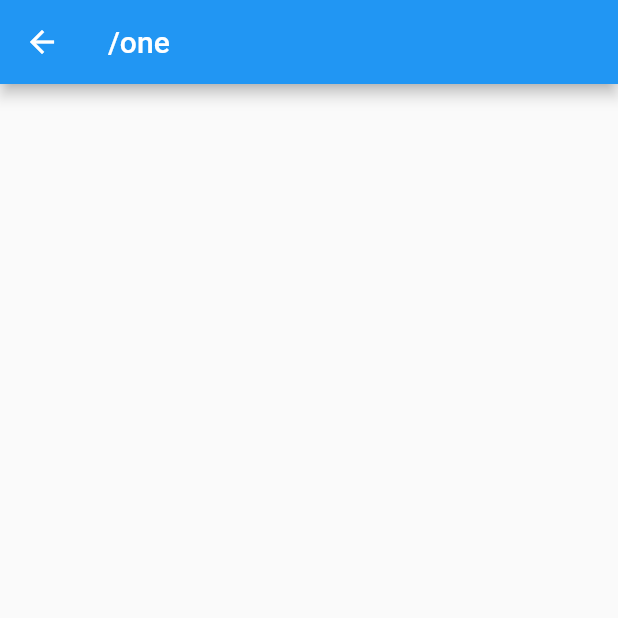
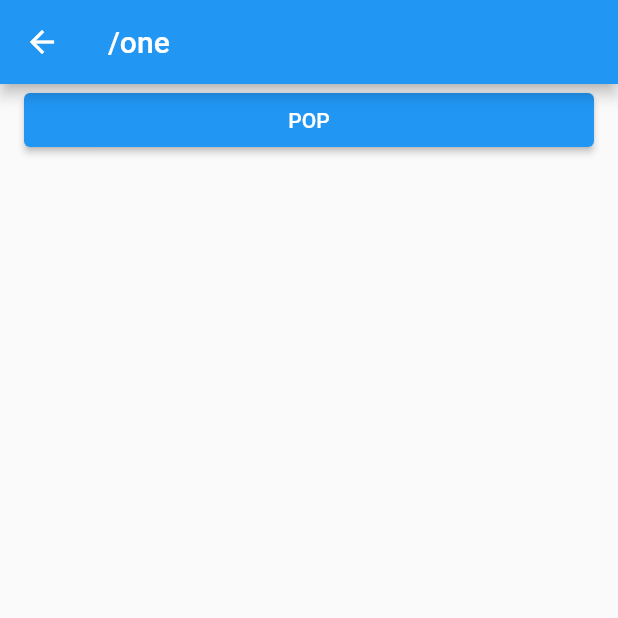
Before and after one commit to ji-hyun219/go_router_study, a Flutter app: the screen it shows after launch, after a tap on "Go OneScreen", on a phone screen of 412 x 824 dp, the top half of it. Run offline on Flutter 3.47's test engine with Material 2 defaults, Android fonts, the light colour scheme and no system bars; our stand-ins replace go_router.

Commit message:
context.pop

```diff
--- a/lib/screen/one_screen.dart
+++ b/lib/screen/one_screen.dart
@@ -1,4 +1,5 @@
 import 'package:flutter/material.dart';
+import 'package:go_router/go_router.dart';
 
 import '../layout/default_layout.dart';
 
@@ -9,7 +10,14 @@ class OneScreen extends StatelessWidget {
   Widget build(BuildContext context) {
     return DefaultLayout(
       body: Column(
-        children: const [],
+        crossAxisAlignment: CrossAxisAlignment.stretch,
+        children: [
+          ElevatedButton(
+              onPressed: () {
+                context.pop();
+              },
+              child: const Text('POP'))
+        ],
       ),
     );
   }
```
